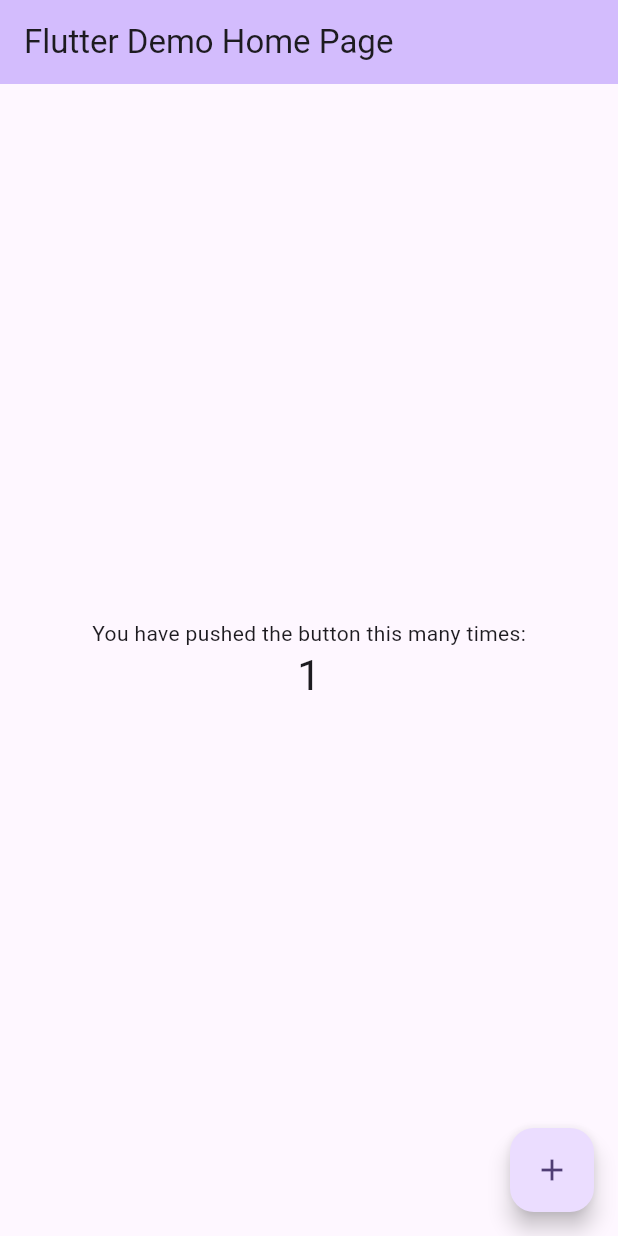
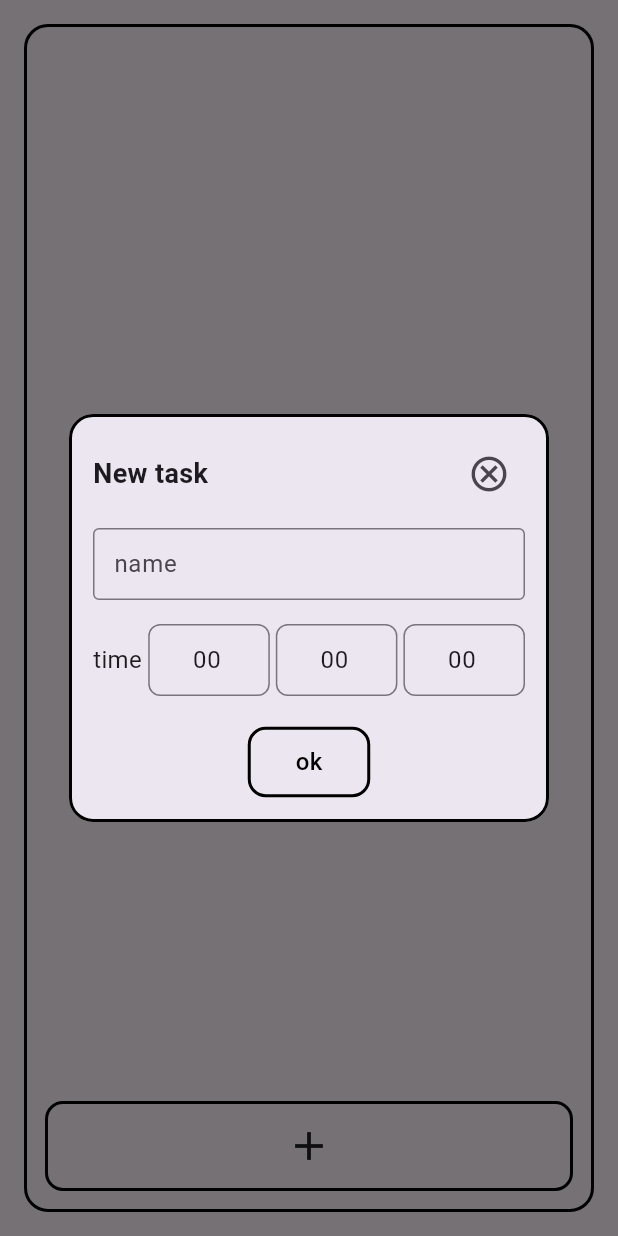
Before and after one commit to lanhtruonggiang/Sync_Pomodoro, a Flutter app: the screen it shows after launch, after a tap on the "add" icon, on a phone screen of 412 x 824 dp. Run offline on Flutter 3.47's test engine with Material 3 defaults, Android fonts, the phone set to English and light mode, and no system bars.

Commit message:
new project + phase 1

```diff
--- a/test1/lib/main.dart
+++ b/test1/lib/main.dart
@@ -1,122 +1,29 @@
 import 'package:flutter/material.dart';
+import 'package:provider/provider.dart';
+import 'providers/task_provider.dart';
+import 'screens/home_screen.dart';
 
 void main() {
-  runApp(const MyApp());
+  runApp(
+    ChangeNotifierProvider(
+      create: (_) => TaskProvider(),
+      child: const MyApp(),
+    ),
+  );
 }
 
 class MyApp extends StatelessWidget {
   const MyApp({super.key});
 
-  // This widget is the root of your application.
   @override
   Widget build(BuildContext context) {
     return MaterialApp(
-      title: 'Flutter Demo',
+      debugShowCheckedModeBanner: false,
+      title: 'Pomodoro Local Web',
       theme: ThemeData(
-        // This is the theme of your application.
-        //
-        // TRY THIS: Try running your application with "flutter run". You'll see
-        // the application has a purple toolbar. Then, without quitting the app,
-        // try changing the seedColor in the colorScheme below to Colors.green
-        // and then invoke "hot reload" (save your changes or press the "hot
-        // reload" button in a Flutter-supported IDE, or press "r" if you used
-        // the command line to start the app).
-        //
-        // Notice that the counter didn't reset back to zero; the application
-        // state is not lost during the reload. To reset the state, use hot
-        // restart instead.
-        //
-        // This works for code too, not just values: Most code changes can be
-        // tested with just a hot reload.
-        colorScheme: .fromSeed(seedColor: Colors.deepPurple),
+        useMaterial3: true,
       ),
-      home: const MyHomePage(title: 'Flutter Demo Home Page'),
+      home: const HomeScreen(),
     );
   }
 }
-
-class MyHomePage extends StatefulWidget {
-  const MyHomePage({super.key, required this.title});
-
-  // This widget is the home page of your application. It is stateful, meaning
-  // that it has a State object (defined below) that contains fields that affect
-  // how it looks.
-
-  // This class is the configuration for the state. It holds the values (in this
-  // case the title) provided by the parent (in this case the App widget) and
-  // used by the build method of the State. Fields in a Widget subclass are
-  // always marked "final".
-
-  final String title;
-
-  @override
-  State<MyHomePage> createState() => _MyHomePageState();
-}
-
-class _MyHomePageState extends State<MyHomePage> {
-  int _counter = 0;
-
-  void _incrementCounter() {
-    setState(() {
-      // This call to setState tells the Flutter framework that something has
-      // changed in this State, which causes it to rerun the build method below
-      // so that the display can reflect the updated values. If we changed
-      // _counter without calling setState(), then the build method would not be
-      // called again, and so nothing would appear to happen.
-      _counter++;
-    });
-  }
-
-  @override
-  Widget build(BuildContext context) {
-    // This method is rerun every time setState is called, for instance as done
-    // by the _incrementCounter method above.
-    //
-    // The Flutter framework has been optimized to make rerunning build methods
-    // fast, so that you can just rebuild anything that needs updating rather
-    // than having to individually change instances of widgets.
-    return Scaffold(
-      appBar: AppBar(
-        // TRY THIS: Try changing the color here to a specific color (to
-        // Colors.amber, perhaps?) and trigger a hot reload to see the AppBar
-        // change color while the other colors stay the same.
-        backgroundColor: Theme.of(context).colorScheme.inversePrimary,
-        // Here we take the value from the MyHomePage object that was created by
-        // the App.build method, and use it to set our appbar title.
-        title: Text(widget.title),
-      ),
-      body: Center(
-        // Center is a layout widget. It takes a single child and positions it
-        // in the middle of the parent.
-        child: Column(
-          // Column is also a layout widget. It takes a list of children and
-          // arranges them vertically. By default, it sizes itself to fit its
-          // children horizontally, and tries to be as tall as its parent.
-          //
-          // Column has various properties to control how it sizes itself and
-          // how it positions its children. Here we use mainAxisAlignment to
-          // center the children vertically; the main axis here is the vertical
-          // axis because Columns are vertical (the cross axis would be
-          // horizontal).
-          //
-          // TRY THIS: Invoke "debug painting" (choose the "Toggle Debug Paint"
-          // action in the IDE, or press "p" in the console), to see the
-          // wireframe for each widget.
-          mainAxisAlignment: .center,
-          children: [
-            const Text('You have pushed the button this many times:'),
-            Text(
-              '$_counter',
-              style: Theme.of(context).textTheme.headlineMedium,
-            ),
-          ],
-        ),
-      ),
-      floatingActionButton: FloatingActionButton(
-        onPressed: _incrementCounter,
-        tooltip: 'Increment',
-        child: const Icon(Icons.add),
-      ),
-    );
-  }
-}
--- /dev/null
+++ b/test1/lib/models/task_model.dart
@@ -0,0 +1,28 @@
+import 'dart:async';
+
+class TaskModel {
+  final String id;
+  final String name;
+  int remainingSeconds;
+  bool isRunning;
+  Timer? timer;
+
+  TaskModel({
+    required this.id,
+    required this.name,
+    required this.remainingSeconds,
+    this.isRunning = false,
+  });
+
+  String get formattedTime {
+    int hours = remainingSeconds ~/ 3600;
+    int minutes = (remainingSeconds % 3600) ~/ 60;
+    int seconds = remainingSeconds % 60;
+
+    String hStr = hours.toString().padLeft(2, '0');
+    String mStr = minutes.toString().padLeft(2, '0');
+    String sStr = seconds.toString().padLeft(2, '0');
+
+    return "$hStr:$mStr:$sStr";
+  }
+}
--- /dev/null
+++ b/test1/lib/providers/task_provider.dart
@@ -0,0 +1,76 @@
+import 'dart:async';
+import 'package:flutter/material.dart';
+import '../models/task_model.dart';
+
+class TaskProvider extends ChangeNotifier {
+  final List<TaskModel> _tasks = [];
+
+  List<TaskModel> get tasks => List.unmodifiable(_tasks);
+
+  // Validation kiểm tra tên trùng lặp (không phân biệt hoa/thường)
+  bool isTaskNameDuplicate(String name) {
+    return _tasks.any(
+      (task) => task.name.trim().toLowerCase() == name.trim().toLowerCase(),
+    );
+  }
+
+  // Auto normalize thời gian quy đổi ra tổng số giây
+  int normalizeToSeconds(int hours, int minutes, int seconds) {
+    return (hours * 3600) + (minutes * 60) + seconds;
+  }
+
+  void addTask(String name, int hours, int minutes, int seconds) {
+    int totalSeconds = normalizeToSeconds(hours, minutes, seconds);
+    final newTask = TaskModel(
+      id: DateTime.now().millisecondsSinceEpoch.toString(),
+      name: name.trim(),
+      remainingSeconds: totalSeconds,
+    );
+    _tasks.add(newTask);
+    notifyListeners();
+  }
+
+  void toggleTaskTimer(String id) {
+    final index = _tasks.indexWhere((task) => task.id == id);
+    if (index == -1) return;
+
+    final task = _tasks[index];
+
+    if (task.isRunning) {
+      task.timer?.cancel();
+      task.isRunning = false;
+    } else {
+      if (task.remainingSeconds <= 0) return;
+
+      task.isRunning = true;
+      task.timer = Timer.periodic(const Duration(seconds: 1), (timer) {
+        if (task.remainingSeconds > 0) {
+          task.remainingSeconds--;
+          notifyListeners();
+        } else {
+          task.timer?.cancel();
+          task.isRunning = false;
+          notifyListeners();
+        }
+      });
+    }
+    notifyListeners();
+  }
+
+  void deleteTask(String id) {
+    final index = _tasks.indexWhere((task) => task.id == id);
+    if (index != -1) {
+      _tasks[index].timer?.cancel();
+      _tasks.removeAt(index);
+      notifyListeners();
+    }
+  }
+
+  @override
+  void dispose() {
+    for (var task in _tasks) {
+      task.timer?.cancel();
+    }
+    super.dispose();
+  }
+}
--- /dev/null
+++ b/test1/lib/screens/home_screen.dart
@@ -0,0 +1,89 @@
+import 'package:flutter/material.dart';
+import 'package:provider/provider.dart';
+import '../providers/task_provider.dart';
+import '../widgets/new_task_dialog.dart';
+
+class HomeScreen extends StatelessWidget {
+  const HomeScreen({super.key});
+
+  @override
+  Widget build(BuildContext context) {
+    return Scaffold(
+      body: Center(
+        child: Container(
+          width: 380,
+          margin: const EdgeInsets.all(16),
+          padding: const EdgeInsets.all(12),
+          decoration: BoxDecoration(
+            border: Border.all(color: Colors.black, width: 2),
+            borderRadius: BorderRadius.circular(16),
+          ),
+          child: Consumer<TaskProvider>(
+            builder: (context, provider, child) {
+              return Column(
+                children: [
+                  Expanded(
+                    child: ListView.builder(
+                      itemCount: provider.tasks.length,
+                      itemBuilder: (context, index) {
+                        final task = provider.tasks[index];
+                        return Container(
+                          margin: const EdgeInsets.only(bottom: 12),
+                          padding: const EdgeInsets.symmetric(horizontal: 12, vertical: 8),
+                          decoration: BoxDecoration(
+                            border: Border.all(color: Colors.black, width: 2),
+                            borderRadius: BorderRadius.circular(12),
+                          ),
+                          child: Row(
+                            children: [
+                              Expanded(
+                                child: Text(
+                                  '${task.name} : ${task.formattedTime}',
+                                  style: const TextStyle(fontSize: 16, fontWeight: FontWeight.w500),
+                                  overflow: TextOverflow.ellipsis,
+                                ),
+                              ),
+                              IconButton(
+                                icon: Icon(
+                                  task.isRunning ? Icons.pause : Icons.play_arrow,
+                                  size: 28,
+                                ),
+                                onPressed: () => provider.toggleTaskTimer(task.id),
+                              ),
+                              IconButton(
+                                icon: const Icon(Icons.close, size: 28),
+                                onPressed: () => provider.deleteTask(task.id),
+                              ),
+                            ],
+                          ),
+                        );
+                      },
+                    ),
+                  ),
+                  InkWell(
+                    onTap: () {
+                      showDialog(
+                        context: context,
+                        barrierDismissible: false,
+                        builder: (_) => const NewTaskDialog(),
+                      );
+                    },
+                    child: Container(
+                      width: double.infinity,
+                      padding: const EdgeInsets.symmetric(vertical: 12),
+                      decoration: BoxDecoration(
+                        border: Border.all(color: Colors.black, width: 2),
+                        borderRadius: BorderRadius.circular(12),
+                      ),
+                      child: const Icon(Icons.add, size: 32),
+                    ),
+                  ),
+                ],
+              );
+            },
+          ),
+        ),
+      ),
+    );
+  }
+}
--- /dev/null
+++ b/test1/lib/widgets/new_task_dialog.dart
@@ -0,0 +1,164 @@
+import 'package:flutter/material.dart';
+import 'package:provider/provider.dart';
+
+import '../providers/task_provider.dart';
+
+class NewTaskDialog extends StatefulWidget {
+  const NewTaskDialog({super.key});
+
+  @override
+  State<NewTaskDialog> createState() => _NewTaskDialogState();
+}
+
+class _NewTaskDialogState extends State<NewTaskDialog> {
+  final _formKey = GlobalKey<FormState>();
+  final _nameController = TextEditingController();
+  final _hhController = TextEditingController(text: "00");
+  final _mmController = TextEditingController(text: "00");
+  final _ssController = TextEditingController(text: "00");
+
+  @override
+  void dispose() {
+    _nameController.dispose();
+    _hhController.dispose();
+    _mmController.dispose();
+    _ssController.dispose();
+    super.dispose();
+  }
+
+  void _submitData() {
+    if (!_formKey.currentState!.validate()) return;
+
+    final name = _nameController.text;
+    final hh = int.tryParse(_hhController.text) ?? 0;
+    final mm = int.tryParse(_mmController.text) ?? 0;
+    final ss = int.tryParse(_ssController.text) ?? 0;
+
+    if (hh == 0 && mm == 0 && ss == 0) {
+      ScaffoldMessenger.of(context).showSnackBar(
+        const SnackBar(content: Text('Thời gian phải lớn hơn 00:00:00')),
+      );
+      return;
+    }
+
+    Provider.of<TaskProvider>(context, listen: false).addTask(name, hh, mm, ss);
+    Navigator.of(context).pop();
+  }
+
+  @override
+  Widget build(BuildContext context) {
+    final provider = Provider.of<TaskProvider>(context, listen: false);
+
+    return Dialog(
+      shape: RoundedRectangleBorder(
+        borderRadius: BorderRadius.circular(16),
+        side: const BorderSide(color: Colors.black, width: 2),
+      ),
+      child: Container(
+        padding: const EdgeInsets.all(16),
+        width: 320,
+        child: Form(
+          key: _formKey,
+          child: Column(
+            mainAxisSize: MainAxisSize.min,
+            crossAxisAlignment: CrossAxisAlignment.stretch,
+            children: [
+              Row(
+                mainAxisAlignment: MainAxisAlignment.spaceBetween,
+                children: [
+                  const Text(
+                    'New task',
+                    style: TextStyle(fontWeight: FontWeight.bold, fontSize: 18),
+                  ),
+                  IconButton(
+                    icon: const Icon(Icons.cancel_outlined, size: 28),
+                    onPressed: () => Navigator.of(context).pop(),
+                  ),
+                ],
+              ),
+              const SizedBox(height: 12),
+              TextFormField(
+                controller: _nameController,
+                decoration: const InputDecoration(
+                  labelText: 'name',
+                  border: OutlineInputBorder(),
+                  contentPadding: EdgeInsets.symmetric(
+                    horizontal: 10,
+                    vertical: 8,
+                  ),
+                ),
+                validator: (val) {
+                  if (val == null || val.trim().isEmpty) {
+                    return 'Tên không được để trống';
+                  }
+                  if (provider.isTaskNameDuplicate(val)) {
+                    return 'Tên Task đã tồn tại';
+                  }
+                  return null;
+                },
+              ),
+              const SizedBox(height: 16),
+              Row(
+                children: [
+                  const Text('time ', style: TextStyle(fontSize: 16)),
+                  Expanded(child: _buildTimeInput(_hhController, 'HH')),
+                  const SizedBox(width: 4),
+                  Expanded(child: _buildTimeInput(_mmController, 'MM')),
+                  const SizedBox(width: 4),
+                  Expanded(child: _buildTimeInput(_ssController, 'SS')),
+                ],
+              ),
+              const SizedBox(height: 20),
+              Center(
+                child: OutlinedButton(
+                  style: OutlinedButton.styleFrom(
+                    side: const BorderSide(color: Colors.black, width: 2),
+                    padding: const EdgeInsets.symmetric(
+                      horizontal: 32,
+                      vertical: 12,
+                    ),
+                    shape: RoundedRectangleBorder(
+                      borderRadius: BorderRadius.circular(12),
+                    ),
+                  ),
+                  onPressed: _submitData,
+                  child: const Text(
+                    'ok',
+                    style: TextStyle(color: Colors.black, fontSize: 16),
+                  ),
+                ),
+              ),
+            ],
+          ),
+        ),
+      ),
+    );
+  }
+
+  Widget _buildTimeInput(TextEditingController controller, String hint) {
+    return TextFormField(
+      controller: controller,
+      keyboardType: TextInputType.number,
+      textAlign: TextAlign.center,
+      // Bỏ LengthLimiting và FilteringTextInputFormatter tại đây
+      onChanged: (value) {
+        // Chỉ giữ lại tối đa 2 chữ số
+        String clean = value.replaceAll(RegExp(r'[^0-9]'), '');
+        if (clean.length > 2) {
+          clean = clean.substring(clean.length - 2);
+        }
+        if (clean != value) {
+          controller.value = TextEditingValue(
+            text: clean,
+            selection: TextSelection.collapsed(offset: clean.length),
+          );
+        }
+      },
+      decoration: InputDecoration(
+        hintText: hint,
+        border: OutlineInputBorder(borderRadius: BorderRadius.circular(8)),
+        contentPadding: const EdgeInsets.symmetric(vertical: 8),
+      ),
+    );
+  }
+}
```
Also changed, not shown: 1 other file.
